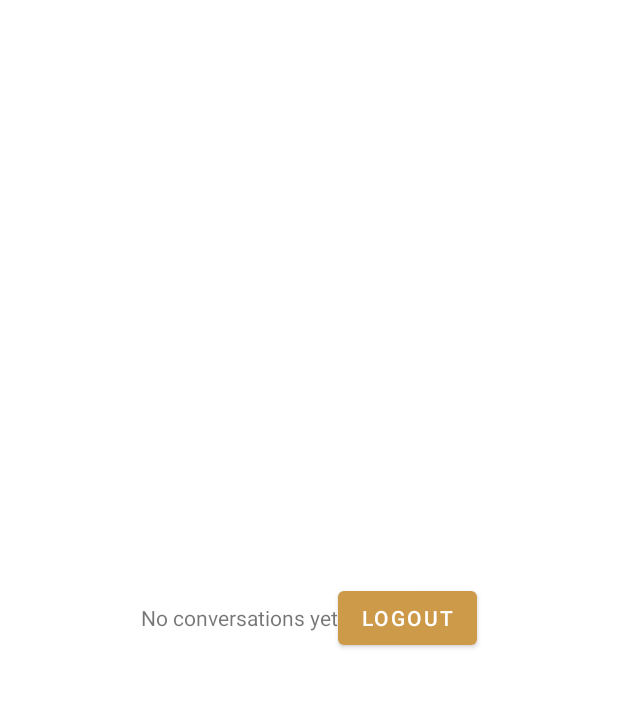
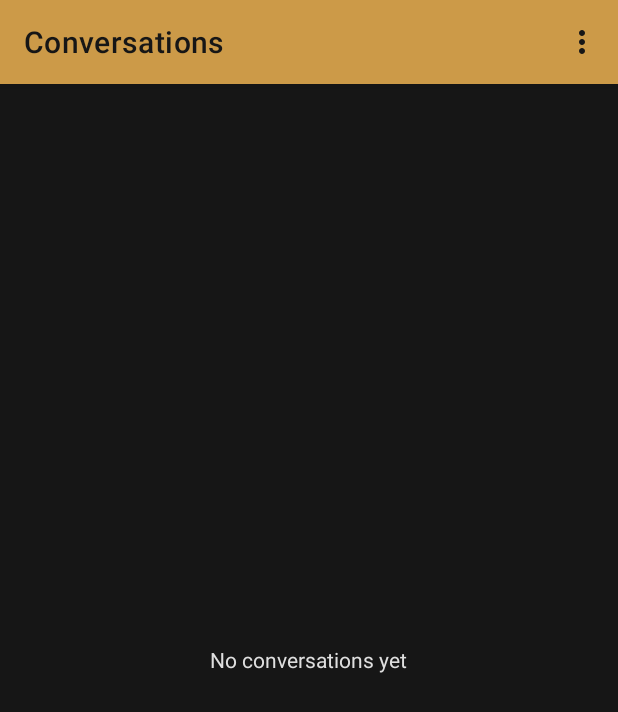
Before and after one commit to noah-erasmus/Conversate, an Android app: the screen it shows after launch once a user with an empty profile is signed in (ConversationsActivity), on a phone screen of 412 x 824 dp. Shown: the top 712 px of the screen. Run offline under Robolectric (Android 15) with nearby library versions, the phone set to English and light mode, and no system bars; our stand-ins replace Firebase (no records; nobody signed in at launch, a user with empty details on screens opened directly).

Commit message:
[C] Style Conversations page with top app bar

```diff
--- a/app/src/main/java/com/example/conversate/ConversationsActivity.kt
+++ b/app/src/main/java/com/example/conversate/ConversationsActivity.kt
@@ -15,6 +15,15 @@ class ConversationsActivity : BaseActivity() {
         logout_btn.setOnClickListener{
             logoutUser()
         }
+
+        conversate_toolbar.setOnMenuItemClickListener{menuItem ->
+            when(menuItem.itemId){
+                R.id.more -> {
+                    logoutUser()
+                    true
+                }else -> false
+            }
+        }
     }
 
     fun logoutUser(){
--- /dev/null
+++ b/app/src/main/res/drawable/more_icon.xml
@@ -0,0 +1,5 @@
+<vector android:height="24dp" android:tint="#161616"
+    android:viewportHeight="24" android:viewportWidth="24"
+    android:width="24dp" xmlns:android="http://schemas.android.com/apk/res/android">
+    <path android:fillColor="@android:color/white" android:pathData="M12,8c1.1,0 2,-0.9 2,-2s-0.9,-2 -2,-2 -2,0.9 -2,2 0.9,2 2,2zM12,10c-1.1,0 -2,0.9 -2,2s0.9,2 2,2 2,-0.9 2,-2 -0.9,-2 -2,-2zM12,16c-1.1,0 -2,0.9 -2,2s0.9,2 2,2 2,-0.9 2,-2 -0.9,-2 -2,-2z"/>
+</vector>
--- a/app/src/main/res/layout/activity_conversations.xml
+++ b/app/src/main/res/layout/activity_conversations.xml
@@ -5,12 +5,39 @@
     android:layout_width="match_parent"
     android:layout_height="match_parent"
     tools:context=".ConversationsActivity"
-    android:gravity="center">
+    android:orientation="vertical"
+    android:background="@color/conversate_black">
 
-    <TextView
-        android:layout_width="wrap_content"
-        android:layout_height="wrap_content"
-        android:text="No conversations yet"/>
+    <com.google.android.material.appbar.AppBarLayout
+        android:layout_width="match_parent"
+        android:layout_height="wrap_content">
+        <com.google.android.material.appbar.MaterialToolbar
+            android:id="@+id/conversate_toolbar"
+            app:title="Conversations"
+            android:layout_width="match_parent"
+            android:layout_height="?attr/actionBarSize"
+            android:background="@color/conversate_gold"
+            app:titleTextColor="@color/conversate_black"
+            android:elevation="4dp"
+            app:menu="@menu/conversations_app_bar"
+            style="@style/Widget.MaterialComponents.Toolbar.Primary"
+            android:theme="@style/ThemeOverlay.AppCompat.ActionBar"
+            app:popupTheme="@style/ThemeOverlay.AppCompat.Light"/>
+    </com.google.android.material.appbar.AppBarLayout>
+
+    <LinearLayout
+        android:layout_width="match_parent"
+        android:layout_height="match_parent"
+        android:orientation="vertical"
+        android:gravity="center">
+        <TextView
+            android:layout_width="wrap_content"
+            android:layout_height="wrap_content"
+            android:text="No conversations yet"
+            android:textColor="@color/conversate_white"/>
+    </LinearLayout>
+
+
 
     <com.google.android.material.button.MaterialButton
         android:id="@+id/logout_btn"
--- /dev/null
+++ b/app/src/main/res/menu/conversations_app_bar.xml
@@ -0,0 +1,10 @@
+<?xml version="1.0" encoding="utf-8"?>
+<menu xmlns:android="http://schemas.android.com/apk/res/android"
+    xmlns:app="http://schemas.android.com/apk/res-auto">
+    <item
+        android:id="@+id/more"
+        android:title="More"
+        app:showAsAction="always"
+        android:contentDescription="More button"
+        android:icon="@drawable/more_icon" />
+</menu>
--- a/app/src/main/res/values-night/themes.xml
+++ b/app/src/main/res/values-night/themes.xml
@@ -10,7 +10,7 @@
         <item name="colorSecondaryVariant">@color/conversate_green</item>
         <item name="colorOnSecondary">@color/black</item>
         <!-- Status bar color. -->
-        <item name="android:statusBarColor" tools:targetApi="l">?attr/colorPrimaryVariant</item>
+        <item name="android:statusBarColor" tools:targetApi="l">@color/conversate_gold</item>
         <!-- Customize your theme here. -->
     </style>
 </resources>
--- a/app/src/main/res/values/themes.xml
+++ b/app/src/main/res/values/themes.xml
@@ -10,7 +10,7 @@
         <item name="colorSecondaryVariant">@color/conversate_green</item>
         <item name="colorOnSecondary">@color/black</item>
         <!-- Status bar color. -->
-        <item name="android:statusBarColor" tools:targetApi="l">?attr/colorPrimaryVariant</item>
+        <item name="android:statusBarColor" tools:targetApi="l">@color/conversate_gold</item>
         <!-- Customize your theme here. -->
     </style>
 </resources>
```
